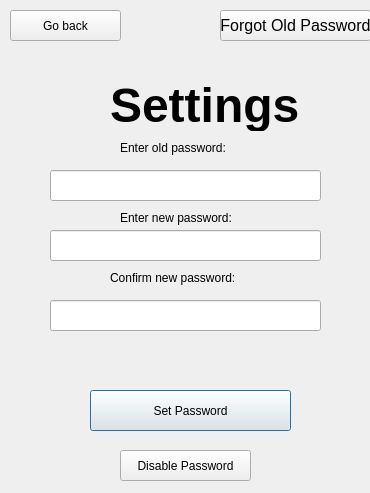
Above: settings5.ui from danysigha/Clipboard-Manager before the change. Below: the same form after it.
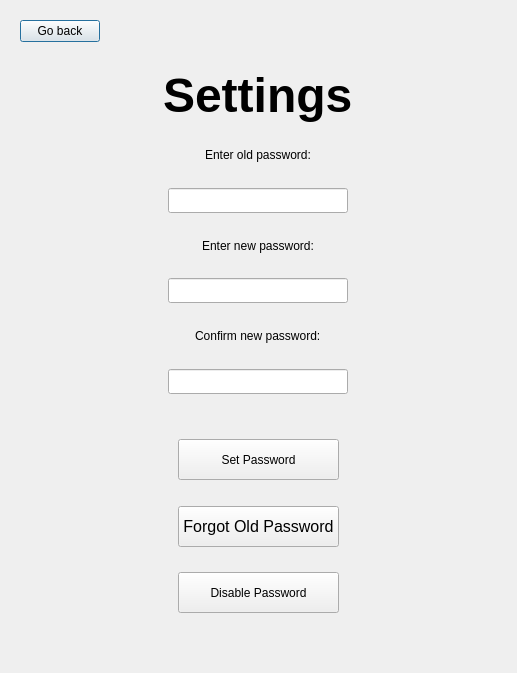
That is the form after the change.

```diff
--- a/settings5.ui
+++ b/settings5.ui
@@ -6,182 +6,323 @@
    <rect>
     <x>0</x>
     <y>0</y>
-    <width>370</width>
-    <height>493</height>
+    <width>517</width>
+    <height>673</height>
    </rect>
   </property>
   <property name="windowTitle">
    <string>Dialog</string>
   </property>
-  <widget class="QLabel" name="label">
-   <property name="geometry">
-    <rect>
-     <x>110</x>
-     <y>80</y>
-     <width>231</width>
-     <height>51</height>
-    </rect>
-   </property>
-   <property name="font">
-    <font>
-     <family>Helvetica</family>
-     <pointsize>36</pointsize>
-     <weight>75</weight>
-     <bold>true</bold>
-    </font>
-   </property>
-   <property name="text">
-    <string>Settings</string>
-   </property>
-  </widget>
-  <widget class="QPushButton" name="pushButton">
-   <property name="geometry">
-    <rect>
-     <x>90</x>
-     <y>390</y>
-     <width>201</width>
-     <height>41</height>
-    </rect>
-   </property>
-   <property name="text">
-    <string>Set Password</string>
-   </property>
-  </widget>
-  <widget class="QLabel" name="label_2">
-   <property name="geometry">
-    <rect>
-     <x>120</x>
-     <y>210</y>
-     <width>161</width>
-     <height>16</height>
-    </rect>
-   </property>
-   <property name="text">
-    <string>Enter new password:</string>
-   </property>
-  </widget>
-  <widget class="QLabel" name="label_3">
-   <property name="geometry">
-    <rect>
-     <x>110</x>
-     <y>270</y>
-     <width>181</width>
-     <height>16</height>
-    </rect>
-   </property>
-   <property name="text">
-    <string>Confirm new password:</string>
-   </property>
-  </widget>
-  <widget class="QPushButton" name="pushButton_2">
-   <property name="geometry">
-    <rect>
-     <x>10</x>
-     <y>10</y>
-     <width>111</width>
-     <height>31</height>
-    </rect>
-   </property>
-   <property name="text">
-    <string>Go back</string>
-   </property>
-  </widget>
-  <widget class="QLineEdit" name="pwd1">
-   <property name="geometry">
-    <rect>
-     <x>50</x>
-     <y>230</y>
-     <width>271</width>
-     <height>31</height>
-    </rect>
-   </property>
-  </widget>
-  <widget class="QLineEdit" name="pwd2">
-   <property name="geometry">
-    <rect>
-     <x>50</x>
-     <y>300</y>
-     <width>271</width>
-     <height>31</height>
-    </rect>
-   </property>
-  </widget>
-  <widget class="QLabel" name="label_4">
-   <property name="geometry">
-    <rect>
-     <x>30</x>
-     <y>340</y>
-     <width>331</width>
-     <height>41</height>
-    </rect>
-   </property>
-   <property name="styleSheet">
-    <string notr="true">font: 15pt &quot;Helvetica&quot;;</string>
-   </property>
-   <property name="text">
-    <string/>
-   </property>
-   <property name="alignment">
-    <set>Qt::AlignCenter</set>
-   </property>
-   <property name="wordWrap">
-    <bool>true</bool>
-   </property>
-  </widget>
-  <widget class="QLineEdit" name="oldpwd">
-   <property name="geometry">
-    <rect>
-     <x>50</x>
-     <y>170</y>
-     <width>271</width>
-     <height>31</height>
-    </rect>
-   </property>
-  </widget>
-  <widget class="QLabel" name="label_5">
-   <property name="geometry">
-    <rect>
-     <x>120</x>
-     <y>140</y>
-     <width>151</width>
-     <height>16</height>
-    </rect>
-   </property>
-   <property name="text">
-    <string>Enter old password:</string>
-   </property>
-  </widget>
-  <widget class="QPushButton" name="pushButton_3">
-   <property name="geometry">
-    <rect>
-     <x>220</x>
-     <y>10</y>
-     <width>151</width>
-     <height>31</height>
-    </rect>
-   </property>
-   <property name="font">
-    <font>
-     <pointsize>12</pointsize>
-    </font>
-   </property>
-   <property name="text">
-    <string>Forgot Old Password</string>
-   </property>
-  </widget>
-  <widget class="QPushButton" name="pushButton_4">
-   <property name="geometry">
-    <rect>
-     <x>120</x>
-     <y>450</y>
-     <width>131</width>
-     <height>31</height>
-    </rect>
-   </property>
-   <property name="text">
-    <string>Disable Password</string>
-   </property>
-  </widget>
+  <property name="styleSheet">
+   <string notr="true">QFrame{border:none;}</string>
+  </property>
+  <layout class="QVBoxLayout" name="verticalLayout_3">
+   <item>
+    <widget class="QFrame" name="frame">
+     <property name="frameShape">
+      <enum>QFrame::StyledPanel</enum>
+     </property>
+     <property name="frameShadow">
+      <enum>QFrame::Raised</enum>
+     </property>
+     <layout class="QVBoxLayout" name="verticalLayout_2">
+      <item>
+       <layout class="QVBoxLayout" name="verticalLayout">
+        <item alignment="Qt::AlignLeft|Qt::AlignTop">
+         <widget class="QPushButton" name="pushButton_2">
+          <property name="text">
+           <string>Go back</string>
+          </property>
+         </widget>
+        </item>
+        <item>
+         <spacer name="verticalSpacer">
+          <property name="orientation">
+           <enum>Qt::Vertical</enum>
+          </property>
+          <property name="sizeHint" stdset="0">
+           <size>
+            <width>20</width>
+            <height>40</height>
+           </size>
+          </property>
+         </spacer>
+        </item>
+        <item alignment="Qt::AlignHCenter|Qt::AlignTop">
+         <widget class="QLabel" name="label">
+          <property name="font">
+           <font>
+            <family>Helvetica</family>
+            <pointsize>36</pointsize>
+            <weight>75</weight>
+            <bold>true</bold>
+           </font>
+          </property>
+          <property name="text">
+           <string>Settings</string>
+          </property>
+         </widget>
+        </item>
+        <item>
+         <spacer name="verticalSpacer_2">
+          <property name="orientation">
+           <enum>Qt::Vertical</enum>
+          </property>
+          <property name="sizeHint" stdset="0">
+           <size>
+            <width>20</width>
+            <height>40</height>
+           </size>
+          </property>
+         </spacer>
+        </item>
+        <item alignment="Qt::AlignHCenter">
+         <widget class="QLabel" name="label_5">
+          <property name="text">
+           <string>Enter old password:</string>
+          </property>
+         </widget>
+        </item>
+        <item>
+         <spacer name="verticalSpacer_3">
+          <property name="orientation">
+           <enum>Qt::Vertical</enum>
+          </property>
+          <property name="sizeHint" stdset="0">
+           <size>
+            <width>20</width>
+            <height>40</height>
+           </size>
+          </property>
+         </spacer>
+        </item>
+        <item alignment="Qt::AlignHCenter">
+         <widget class="QLineEdit" name="oldpwd">
+          <property name="minimumSize">
+           <size>
+            <width>180</width>
+            <height>25</height>
+           </size>
+          </property>
+         </widget>
+        </item>
+        <item>
+         <spacer name="verticalSpacer_4">
+          <property name="orientation">
+           <enum>Qt::Vertical</enum>
+          </property>
+          <property name="sizeHint" stdset="0">
+           <size>
+            <width>20</width>
+            <height>40</height>
+           </size>
+          </property>
+         </spacer>
+        </item>
+        <item alignment="Qt::AlignHCenter">
+         <widget class="QLabel" name="label_2">
+          <property name="text">
+           <string>Enter new password:</string>
+          </property>
+         </widget>
+        </item>
+        <item>
+         <spacer name="verticalSpacer_5">
+          <property name="orientation">
+           <enum>Qt::Vertical</enum>
+          </property>
+          <property name="sizeHint" stdset="0">
+           <size>
+            <width>20</width>
+            <height>40</height>
+           </size>
+          </property>
+         </spacer>
+        </item>
+        <item alignment="Qt::AlignHCenter">
+         <widget class="QLineEdit" name="pwd1">
+          <property name="minimumSize">
+           <size>
+            <width>180</width>
+            <height>25</height>
+           </size>
+          </property>
+         </widget>
+        </item>
+        <item>
+         <spacer name="verticalSpacer_6">
+          <property name="orientation">
+           <enum>Qt::Vertical</enum>
+          </property>
+          <property name="sizeHint" stdset="0">
+           <size>
+            <width>20</width>
+            <height>40</height>
+           </size>
+          </property>
+         </spacer>
+        </item>
+        <item alignment="Qt::AlignHCenter">
+         <widget class="QLabel" name="label_3">
+          <property name="text">
+           <string>Confirm new password:</string>
+          </property>
+         </widget>
+        </item>
+        <item>
+         <spacer name="verticalSpacer_7">
+          <property name="orientation">
+           <enum>Qt::Vertical</enum>
+          </property>
+          <property name="sizeHint" stdset="0">
+           <size>
+            <width>20</width>
+            <height>40</height>
+           </size>
+          </property>
+         </spacer>
+        </item>
+        <item alignment="Qt::AlignHCenter">
+         <widget class="QLineEdit" name="pwd2">
+          <property name="minimumSize">
+           <size>
+            <width>180</width>
+            <height>25</height>
+           </size>
+          </property>
+         </widget>
+        </item>
+        <item>
+         <spacer name="verticalSpacer_8">
+          <property name="orientation">
+           <enum>Qt::Vertical</enum>
+          </property>
+          <property name="sizeHint" stdset="0">
+           <size>
+            <width>20</width>
+            <height>40</height>
+           </size>
+          </property>
+         </spacer>
+        </item>
+        <item>
+         <spacer name="verticalSpacer_12">
+          <property name="orientation">
+           <enum>Qt::Vertical</enum>
+          </property>
+          <property name="sizeHint" stdset="0">
+           <size>
+            <width>20</width>
+            <height>40</height>
+           </size>
+          </property>
+         </spacer>
+        </item>
+        <item alignment="Qt::AlignHCenter">
+         <widget class="QPushButton" name="pushButton">
+          <property name="minimumSize">
+           <size>
+            <width>161</width>
+            <height>41</height>
+           </size>
+          </property>
+          <property name="text">
+           <string>Set Password</string>
+          </property>
+         </widget>
+        </item>
+        <item>
+         <spacer name="verticalSpacer_9">
+          <property name="orientation">
+           <enum>Qt::Vertical</enum>
+          </property>
+          <property name="sizeHint" stdset="0">
+           <size>
+            <width>20</width>
+            <height>40</height>
+           </size>
+          </property>
+         </spacer>
+        </item>
+        <item alignment="Qt::AlignHCenter">
+         <widget class="QPushButton" name="pushButton_3">
+          <property name="minimumSize">
+           <size>
+            <width>161</width>
+            <height>41</height>
+           </size>
+          </property>
+          <property name="font">
+           <font>
+            <pointsize>12</pointsize>
+           </font>
+          </property>
+          <property name="text">
+           <string>Forgot Old Password</string>
+          </property>
+         </widget>
+        </item>
+        <item>
+         <spacer name="verticalSpacer_10">
+          <property name="orientation">
+           <enum>Qt::Vertical</enum>
+          </property>
+          <property name="sizeHint" stdset="0">
+           <size>
+            <width>20</width>
+            <height>40</height>
+           </size>
+          </property>
+         </spacer>
+        </item>
+        <item alignment="Qt::AlignHCenter">
+         <widget class="QPushButton" name="pushButton_4">
+          <property name="minimumSize">
+           <size>
+            <width>161</width>
+            <height>41</height>
+           </size>
+          </property>
+          <property name="text">
+           <string>Disable Password</string>
+          </property>
+         </widget>
+        </item>
+        <item>
+         <spacer name="verticalSpacer_11">
+          <property name="orientation">
+           <enum>Qt::Vertical</enum>
+          </property>
+          <property name="sizeHint" stdset="0">
+           <size>
+            <width>20</width>
+            <height>40</height>
+           </size>
+          </property>
+         </spacer>
+        </item>
+       </layout>
+      </item>
+     </layout>
+    </widget>
+   </item>
+   <item>
+    <widget class="QLabel" name="label_4">
+     <property name="styleSheet">
+      <string notr="true">font: 15pt &quot;Helvetica&quot;;</string>
+     </property>
+     <property name="text">
+      <string/>
+     </property>
+     <property name="alignment">
+      <set>Qt::AlignCenter</set>
+     </property>
+     <property name="wordWrap">
+      <bool>true</bool>
+     </property>
+    </widget>
+   </item>
+  </layout>
  </widget>
  <resources/>
  <connections/>
```
